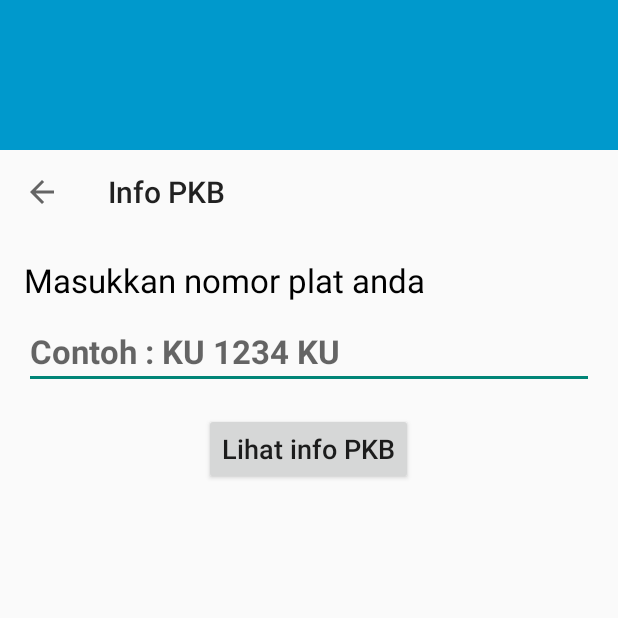
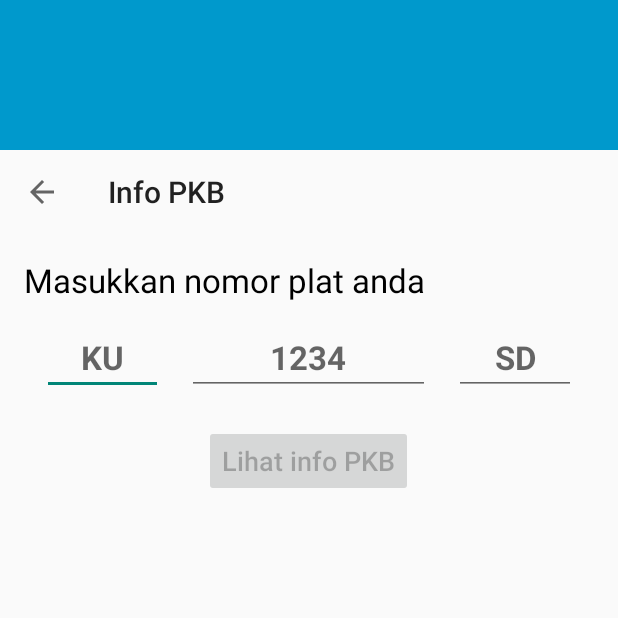
Before and after one commit to kpratama24/samkal, an Android app: the EnterPKBFragment screen opened directly, with no data from a screen before it, on a phone screen of 412 x 824 dp, the top half of it. Run offline under Robolectric (Android 15) with nearby library versions, the light colour scheme and no system bars.

Commit message:
[Change] Info PKB
- Fix splash screen not exiting
- Split enter pkb to 3 edittext

```diff
--- a/app/src/main/java/org/kaltimprov/samkal/activityxfragment/EnterPKBFragment.java
+++ b/app/src/main/java/org/kaltimprov/samkal/activityxfragment/EnterPKBFragment.java
@@ -4,10 +4,10 @@ import android.os.Bundle;
 import android.support.annotation.NonNull;
 import android.support.annotation.Nullable;
 import android.support.v4.app.Fragment;
-import android.support.v7.widget.Toolbar;
 import android.text.Editable;
 import android.text.InputFilter;
 import android.text.TextWatcher;
+import android.view.KeyEvent;
 import android.view.LayoutInflater;
 import android.view.View;
 import android.view.ViewGroup;
@@ -16,11 +16,12 @@ import android.widget.EditText;
 
 import org.kaltimprov.samkal.R;
 import org.kaltimprov.samkal.helper.ActivityHelper;
-import org.kaltimprov.samkal.network.RESTHelper;
 
 public class EnterPKBFragment extends Fragment {
 
-    EditText editPlatNomor;
+    EditText editPlatNomor1;
+    EditText editPlatNomor2;
+    EditText editPlatNomor3;
     Button buttonLihatInfoPKB;
 
     @Nullable
@@ -31,11 +32,17 @@ public class EnterPKBFragment extends Fragment {
 
     @Override
     public void onViewCreated(@NonNull View view, @Nullable Bundle savedInstanceState) {
-        editPlatNomor = view.findViewById(R.id.edit_plat_nomor);
+        editPlatNomor1 = view.findViewById(R.id.edit_plat_nomor_1);
+        editPlatNomor2 = view.findViewById(R.id.edit_plat_nomor_2);
+        editPlatNomor3 = view.findViewById(R.id.edit_plat_nomor_3);
+
         buttonLihatInfoPKB = view.findViewById(R.id.button_lihat_info);
-        editPlatNomor.setFilters(new InputFilter[]{new InputFilter.AllCaps()});
+        buttonLihatInfoPKB.setEnabled(false);
+        editPlatNomor1.setFilters(new InputFilter[]{new InputFilter.AllCaps()});
+        editPlatNomor2.setFilters(new InputFilter[]{new InputFilter.AllCaps()});
+        editPlatNomor3.setFilters(new InputFilter[]{new InputFilter.AllCaps()});
 
-        editPlatNomor.addTextChangedListener(new TextWatcher() {
+        editPlatNomor1.addTextChangedListener(new TextWatcher() {
             @Override
             public void beforeTextChanged(CharSequence s, int start, int count, int after) {
 
@@ -45,7 +52,7 @@ public class EnterPKBFragment extends Fragment {
             public void onTextChanged(CharSequence s, int start, int before, int count) {
                 if(s.length()>0)
                     if(s.charAt(0)!='K') {
-                        editPlatNomor.setError(s.charAt(0)+ " bukan plat nomor kalimantan");
+                        editPlatNomor1.setError(s.charAt(0)+ " bukan plat nomor kalimantan");
                         buttonLihatInfoPKB.setEnabled(false);
                     }
                     else buttonLihatInfoPKB.setEnabled(true);
@@ -60,12 +67,32 @@ public class EnterPKBFragment extends Fragment {
         buttonLihatInfoPKB.setOnClickListener(new View.OnClickListener() {
             @Override
             public void onClick(View v) {
-                if(editPlatNomor.getText().toString().trim().equals("")){
-                    editPlatNomor.setError("Harus diisi.");
+                if(editPlatNomor1.getText().toString().trim().equals("")){
+                    editPlatNomor1.setError("Harus diisi.");
                     return;
                 }
+                if(editPlatNomor2.getText().toString().trim().equals("")){
+                    editPlatNomor2.setError("Harus diisi.");
+                    return;
+                }
+                if(editPlatNomor3.getText().toString().trim().equals("")){
+                    editPlatNomor3.setError("Harus diisi.");
+                    return;
+                }
+                //Data sent to Web Service below
+                String toWebService = editPlatNomor1.getText().toString().trim()
+                        +editPlatNomor3.getText().toString().trim()
+                        +" "
+                        +editPlatNomor2.getText().toString().trim();
+
                 Bundle args = new Bundle();
-                args.putString("no_polisi", editPlatNomor.getText().toString());
+                args.putString("no_polisi", toWebService);
+                args.putString("null_no_polisi",
+                        editPlatNomor1.getText().toString()
+                + " "
+                + editPlatNomor2.getText().toString()
+                + " "
+                + editPlatNomor3.getText().toString());
                 ResultPKBFragment resultPKBFragment = new ResultPKBFragment();
                 resultPKBFragment.setArguments(args);
 
@@ -74,4 +101,5 @@ public class EnterPKBFragment extends Fragment {
             }
         });
     }
+
 }
--- a/app/src/main/java/org/kaltimprov/samkal/activityxfragment/ResultPKBFragment.java
+++ b/app/src/main/java/org/kaltimprov/samkal/activityxfragment/ResultPKBFragment.java
@@ -42,6 +42,7 @@ public class ResultPKBFragment extends Fragment {
     Unbinder unbinder;
     private RESTHelper rRest;
     private String nomorPolisi;
+    private String nullErrorString;
 
     @Override
     public void onViewCreated(@NonNull View view, @Nullable Bundle savedInstanceState) {
@@ -49,6 +50,7 @@ public class ResultPKBFragment extends Fragment {
         rRest = new RESTHelper();
         try {
             nomorPolisi = getArguments().getString("no_polisi");
+            nullErrorString = getArguments().getString("null_no_polisi");
             getInfoPKB(nomorPolisi);
         } catch (NullPointerException e) {
             ActivityHelper.makeToast(getContext(), getString(R.string.unknown_error),
@@ -83,7 +85,7 @@ public class ResultPKBFragment extends Fragment {
                         //Out of bounds because data not available
                         ActivityHelper.makeToast(getContext(),
                                 String.format(getString(R.string.error_not_registered),
-                                        nomorPolisi), Toast.LENGTH_LONG);
+                                        nullErrorString), Toast.LENGTH_LONG);
                         getActivity().finish();
                     }
                 }
--- a/app/src/main/java/org/kaltimprov/samkal/activityxfragment/SplashScreenActivity.java
+++ b/app/src/main/java/org/kaltimprov/samkal/activityxfragment/SplashScreenActivity.java
@@ -18,6 +18,7 @@ public class SplashScreenActivity extends AppCompatActivity {
             @Override
             public void run() {
                 startActivity(new Intent(SplashScreenActivity.this,MainActivity.class));
+                finish();
             }
         }, 2000 );
     }
--- a/app/src/main/res/layout/fragment_enter_pkb.xml
+++ b/app/src/main/res/layout/fragment_enter_pkb.xml
@@ -15,15 +15,56 @@
            android:textColor="@android:color/black"
            android:textSize="22sp"/>
 
+       <LinearLayout
+           android:layout_width="match_parent"
+           android:layout_height="wrap_content"
+           android:layout_marginTop="8dp"
+           android:padding="4dp"
+           android:orientation="horizontal">
+
            <EditText
-               android:id="@+id/edit_plat_nomor"
-               android:layout_width="match_parent"
+               android:id="@+id/edit_plat_nomor_1"
+               android:layout_width="0dp"
                android:layout_height="wrap_content"
                android:textSize="22sp"
+               android:maxLength="2"
+               android:inputType="text"
+               android:layout_weight="0.5"
+               android:layout_marginStart="8dp"
+               android:layout_marginEnd="8dp"
                android:textStyle="bold"
-               android:textColor="@android:color/black"
-               android:layout_marginTop="8dp"
-               android:hint="Contoh : KU 1234 KU"/>
+               android:textAlignment="center"
+               android:hint="KU"/>
+
+           <EditText
+               android:id="@+id/edit_plat_nomor_2"
+               android:layout_width="0dp"
+               android:layout_height="wrap_content"
+               android:textSize="22sp"
+               android:layout_weight="1"
+               android:inputType="number"
+               android:maxLength="5"
+               android:layout_marginStart="8dp"
+               android:textStyle="bold"
+               android:textAlignment="center"
+               android:layout_marginEnd="8dp"
+               android:hint="1234"/>
+
+           <EditText
+               android:id="@+id/edit_plat_nomor_3"
+               android:layout_width="0dp"
+               android:layout_height="wrap_content"
+               android:textSize="22sp"
+               android:inputType="text"
+               android:maxLength="4"
+               android:layout_weight="0.5"
+               android:textAlignment="center"
+               android:textStyle="bold"
+               android:layout_marginStart="8dp"
+               android:layout_marginEnd="8dp"
+               android:hint="SD"/>
+       </LinearLayout>
+
 
        <Button
            android:id="@+id/button_lihat_info"
```
Also changed, not shown: app/build.gradle (+6 -1 lines).
